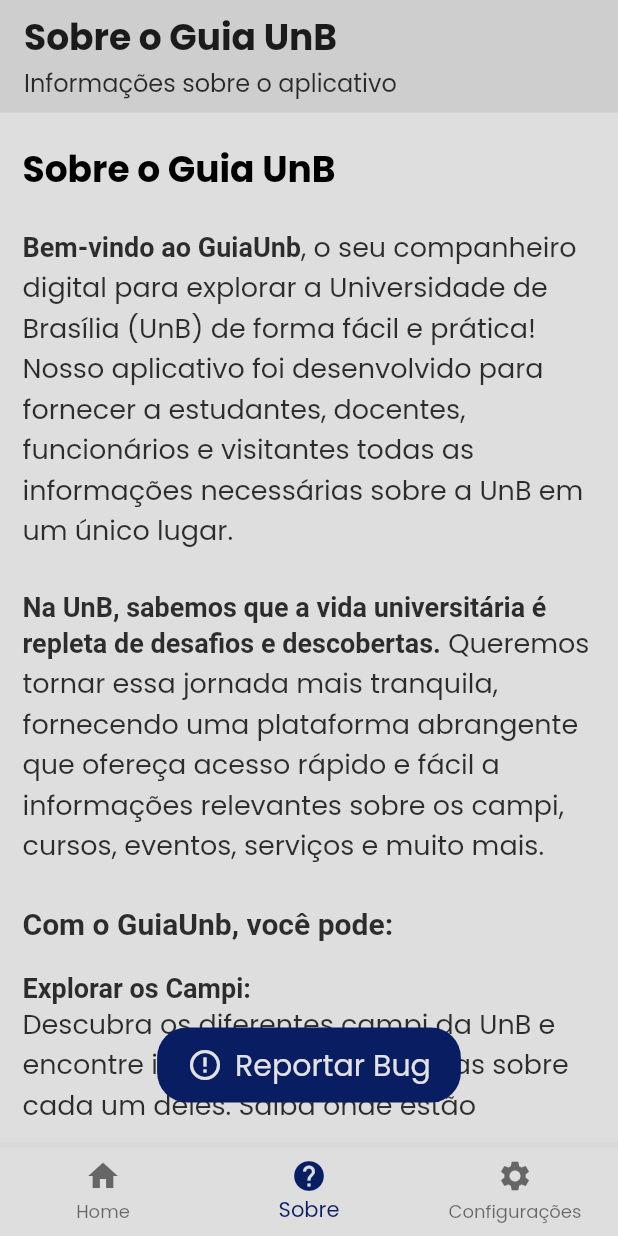
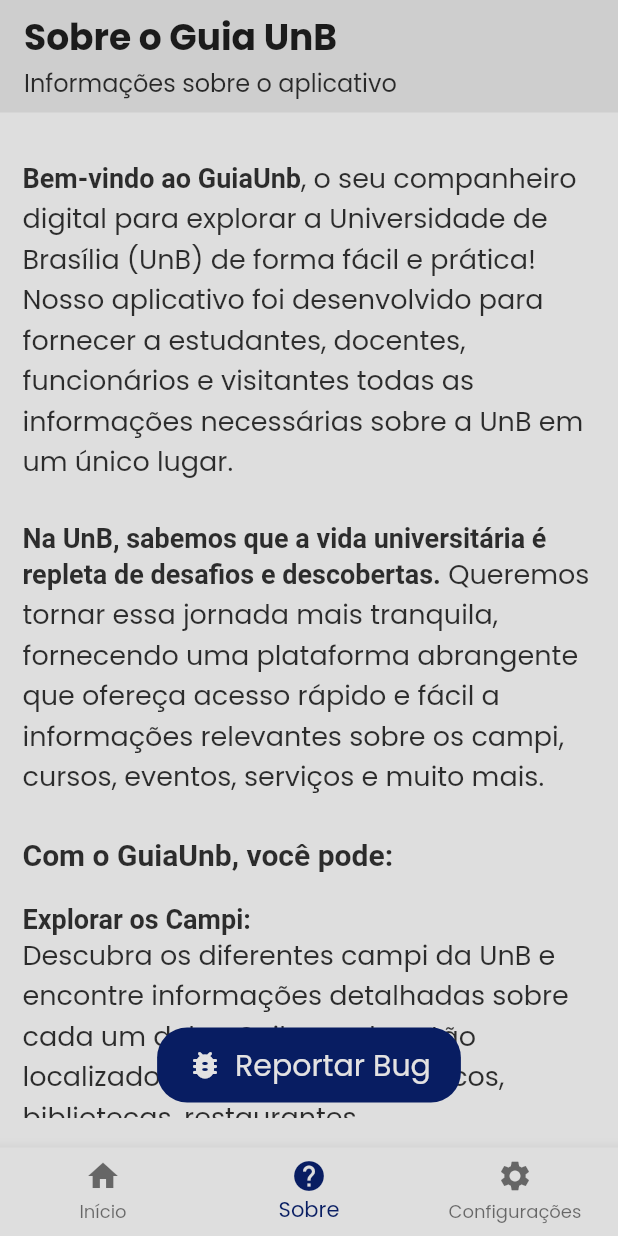
Before and after one commit to fga-eps-mds/2023.1-GuiaUnB, a Flutter app: the InitialPage screen opened by its route, item 2 of the bottom bar chosen, on a phone screen of 412 x 824 dp. Run offline on Flutter 3.47's test engine with Material 2 defaults, Android fonts, the phone set to English and light mode, and no system bars; our stand-ins replace carousel_slider, cloud_firestore, device_info, dots_indicator, firebase_core, flutter_svg and 2 more; accounts and stored records are empty; project files that could hold a hidden picture were left out.

Commit message:
:bulb: (#71): setting app icons

```diff
--- a/guia_unb/lib/pages/about/about_page.dart
+++ b/guia_unb/lib/pages/about/about_page.dart
@@ -69,14 +69,7 @@
               child: Column(
                 crossAxisAlignment: CrossAxisAlignment.start,
                 children: [
-                  Text(
-                    'Sobre o Guia UnB',
-                    style: theme.textTheme.titleMedium?.copyWith(
-                      fontSize: 24,
-                      color: theme.colorScheme.onSurface,
-                    ),
-                  ),
-                  const SizedBox(height: 20),
+                  const SizedBox(height: 10),
                   RichText(
                     textAlign: TextAlign.start,
                     text: TextSpan(
@@ -183,7 +176,7 @@
                   style: theme.textTheme.labelMedium
                       ?.copyWith(color: AppColors.labelWhite),
                 ),
-                icon: const Icon(Icons.error_outline,
+                icon: const Icon(Icons.bug_report_rounded,
                     color: AppColors.labelWhite),
                 onPressed: _sendEmail,
               ),
--- a/guia_unb/lib/pages/initial_page.dart
+++ b/guia_unb/lib/pages/initial_page.dart
@@ -44,7 +44,7 @@
   static const List<BottomNavigationBarItem> _bottomNavigationBarItems = [
     BottomNavigationBarItem(
       icon: Icon(Icons.home),
-      label: 'Home',
+      label: 'Início',
     ),
     BottomNavigationBarItem(
       icon: Icon(Icons.help),
```
Also changed, not shown: guia_unb/lib/core/util/icons_helper.dart (+23 -2 lines).
